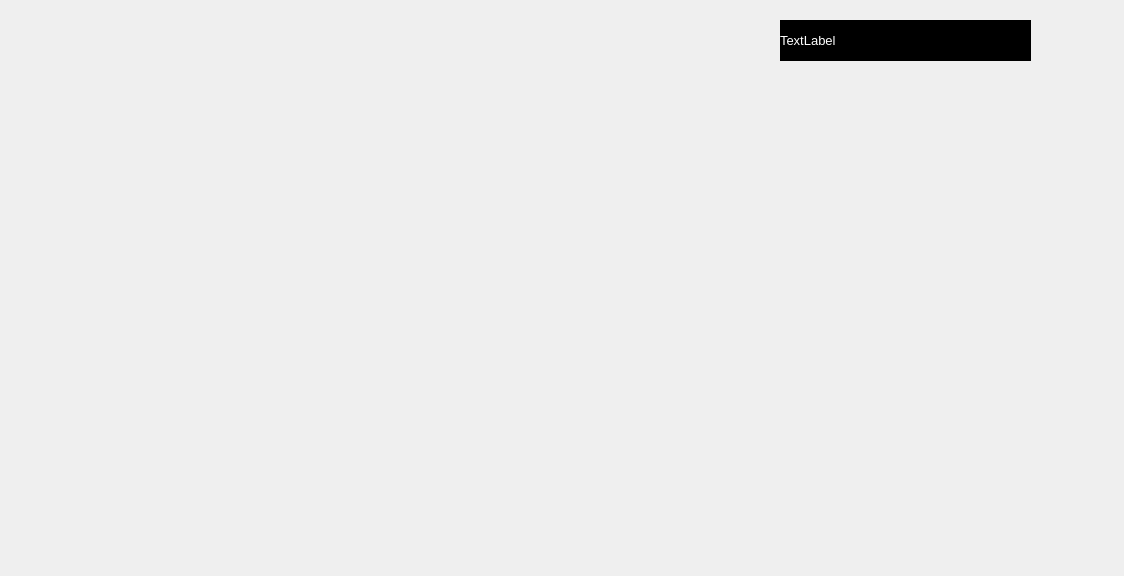
Above: shcema.ui from morozgit/ubp before the change. Below: the same form after it.
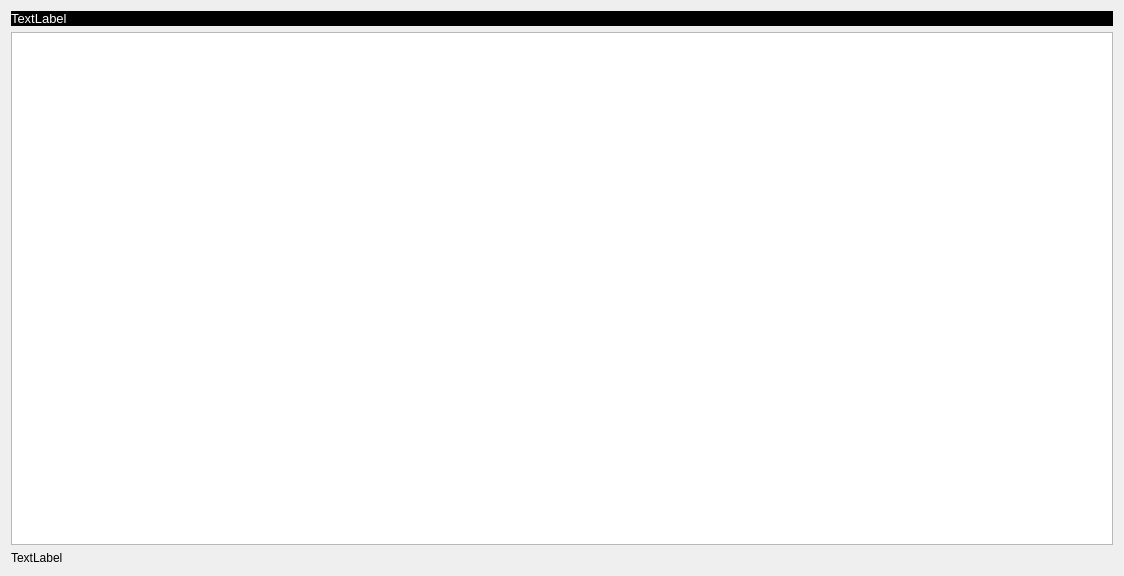
That is the form after the change.

Commit message: shcema on scena

The edit to the form file:
```diff
--- a/shcema.ui
+++ b/shcema.ui
@@ -13,15 +13,9 @@
   <property name="styleSheet">
    <string notr="true"/>
   </property>
+  <layout class="QGridLayout" name="gridLayout">
+   <item row="0" column="0">
   <widget class="QLabel" name="label">
-   <property name="geometry">
-    <rect>
-     <x>780</x>
-     <y>20</y>
-     <width>251</width>
-     <height>41</height>
-    </rect>
-   </property>
    <property name="font">
     <font>
      <pointsize>10</pointsize>
@@ -34,6 +28,18 @@
     <string>&lt;html&gt;&lt;head/&gt;&lt;body&gt;&lt;p&gt;&lt;span style=&quot; color:#ffffff;&quot;&gt;TextLabel&lt;/span&gt;&lt;/p&gt;&lt;/body&gt;&lt;/html&gt;</string>
    </property>
   </widget>
+   </item>
+   <item row="1" column="0">
+    <widget class="QGraphicsView" name="graphicsView"/>
+   </item>
+   <item row="2" column="0">
+    <widget class="QLabel" name="label_2">
+     <property name="text">
+      <string>TextLabel</string>
+     </property>
+    </widget>
+   </item>
+  </layout>
  </widget>
  <resources/>
  <connections/>
```
Lines whose indentation alone changed are shown as unchanged. The commit also changes 6 other files.
